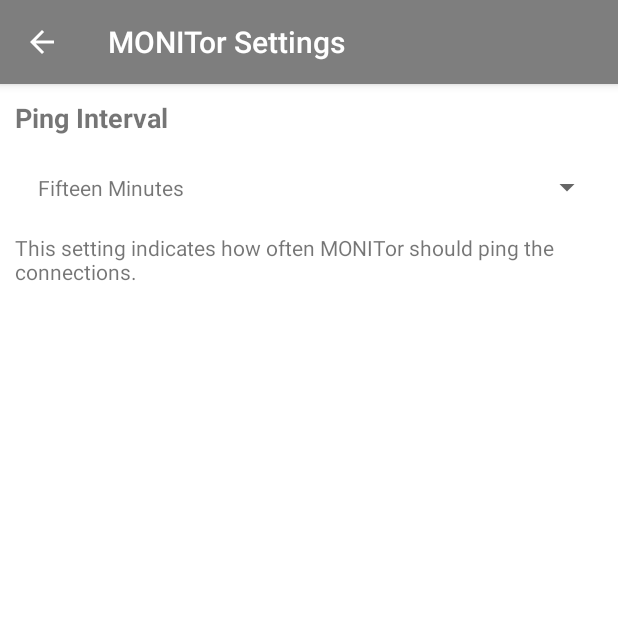
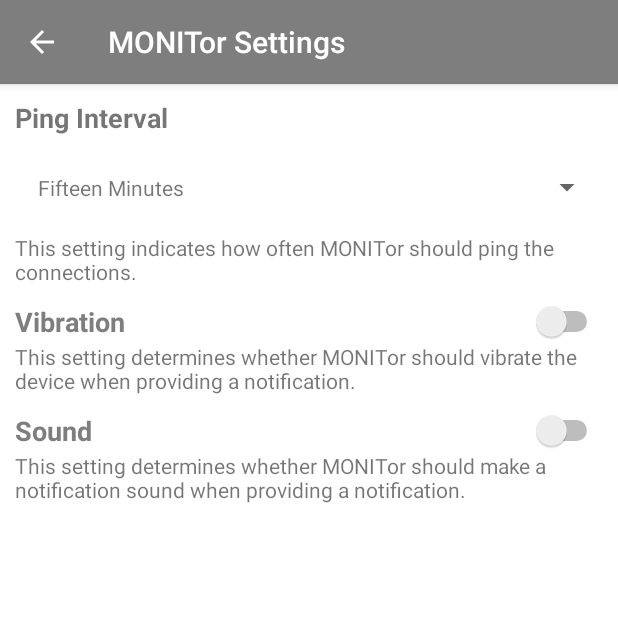
Before and after one commit to kjpc-tech/MONITor, an Android app: the MONITorSettingsActivity screen opened directly, with no data from a screen before it, on a phone screen of 412 x 824 dp, the top half of it. Run offline under Robolectric (Android 15) with nearby library versions, the phone set to English and light mode, and no system bars.

Commit message:
Added notification sound and vibration. Added settings to turn sound and vibration on and off.

```diff
--- a/app/src/main/AndroidManifest.xml
+++ b/app/src/main/AndroidManifest.xml
@@ -5,6 +5,7 @@
     <uses-permission android:name="android.permission.ACCESS_NETWORK_STATE" />
     <uses-permission android:name="android.permission.INTERNET" />
     <uses-permission android:name="android.permission.RECEIVE_BOOT_COMPLETED" />
+    <uses-permission android:name="android.permission.VIBRATE" />
 
     <application
         android:allowBackup="true"
--- a/app/src/main/java/tech/kjpc/monitorapp/MONITorSettingsActivity.java
+++ b/app/src/main/java/tech/kjpc/monitorapp/MONITorSettingsActivity.java
@@ -8,6 +8,7 @@
 import android.view.MenuItem;
 import android.widget.ArrayAdapter;
 import android.widget.Spinner;
+import android.widget.Switch;
 
 import org.json.JSONException;
 import org.json.JSONObject;
@@ -22,9 +23,13 @@
     private static final String SETTINGS_FILE = "monitor_settings";
 
     public static final String SETTING_PING_TIME = "SETTING_PING_TIME";
+    public static final String SETTING_VIBRATION = "SETTING_VIBRATION";
+    public static final String SETTING_SOUND = "SETTING_SOUND";
 
     private Spinner settings_ping;
     private ArrayAdapter<CharSequence> settings_ping_options;
+    private Switch settings_vibration;
+    private Switch settings_sound;
 
     @Override
     protected void onCreate(Bundle savedInstanceState) {
@@ -40,7 +45,8 @@
         this.settings_ping = (Spinner) findViewById(R.id.monitor_settings_ping);
         this.settings_ping_options = ArrayAdapter.createFromResource(this, R.array.monitor_settings_ping_options, R.layout.spinner_item);
         this.settings_ping.setAdapter(this.settings_ping_options);
-
+        this.settings_vibration = (Switch) findViewById(R.id.monitor_settings_vibration);
+        this.settings_sound = (Switch) findViewById(R.id.monitor_settings_sound);
 
         // load settings from file
         JSONObject settings = load_settings(getApplicationContext());
@@ -48,6 +54,16 @@
         // put settings into layout
         try {
             this.settings_ping.setSelection(this.settings_ping_options.getPosition(settings.getString(SETTING_PING_TIME)));
+        } catch (JSONException e) {
+            Log.e(MONITorMainActivity.LOG_TAG, e.getMessage());
+        }
+        try {
+            this.settings_vibration.setChecked(settings.getBoolean(SETTING_VIBRATION));
+        } catch (JSONException e) {
+            Log.e(MONITorMainActivity.LOG_TAG, e.getMessage());
+        }
+        try {
+            this.settings_sound.setChecked(settings.getBoolean(SETTING_SOUND));
         } catch (JSONException e) {
             Log.e(MONITorMainActivity.LOG_TAG, e.getMessage());
         }
@@ -116,10 +132,22 @@
 
         // get settings from layout
         String settings_ping_value = this.settings_ping.getSelectedItem().toString();
+        Boolean settings_vibration_value = this.settings_vibration.isChecked();
+        Boolean settings_sound_value = this.settings_sound.isChecked();
 
         // update setting values
         try {
             settings.put(SETTING_PING_TIME, settings_ping_value);
+        } catch (JSONException e) {
+            Log.e(MONITorMainActivity.LOG_TAG, e.getMessage());
+        }
+        try {
+            settings.put(SETTING_VIBRATION, settings_vibration_value);
+        } catch (JSONException e) {
+            Log.e(MONITorMainActivity.LOG_TAG, e.getMessage());
+        }
+        try {
+            settings.put(SETTING_SOUND, settings_sound_value);
         } catch (JSONException e) {
             Log.e(MONITorMainActivity.LOG_TAG, e.getMessage());
         }
@@ -152,4 +180,28 @@
                 return AlarmManager.INTERVAL_FIFTEEN_MINUTES;
         }
     }
+
+    protected static boolean get_use_vibration(Context context) {
+        JSONObject settings = load_settings(context);
+        if (settings.has(SETTING_VIBRATION)) {
+            try {
+                return settings.getBoolean(SETTING_VIBRATION);
+            } catch (JSONException e) {
+                Log.e(MONITorMainActivity.LOG_TAG, e.getMessage());
+            }
+        }
+        return false;  // no vibration by default
+    }
+
+    protected static boolean get_use_sound(Context context) {
+        JSONObject settings = load_settings(context);
+        if (settings.has(SETTING_SOUND)) {
+            try {
+                return settings.getBoolean(SETTING_SOUND);
+            } catch (JSONException e) {
+                Log.e(MONITorMainActivity.LOG_TAG, e.getMessage());
+            }
+        }
+        return false;  // no sound by default
+    }
 }
--- a/app/src/main/res/layout/activity_monitor_settings.xml
+++ b/app/src/main/res/layout/activity_monitor_settings.xml
@@ -16,6 +16,7 @@
         <LinearLayout
             android:layout_width="match_parent"
             android:layout_height="wrap_content"
+            android:layout_marginBottom="@dimen/main_margin"
             android:orientation="vertical">
 
             <TextView
@@ -38,5 +39,47 @@
                 android:layout_height="wrap_content"
                 android:text="@string/monitor_settings_ping_help" />
         </LinearLayout>
+
+        <LinearLayout
+            android:layout_width="match_parent"
+            android:layout_height="wrap_content"
+            android:layout_marginBottom="@dimen/main_margin"
+            android:orientation="vertical">
+
+            <Switch
+                android:id="@+id/monitor_settings_vibration"
+                android:layout_width="match_parent"
+                android:layout_height="wrap_content"
+                android:text="@string/monitor_settings_vibration_title"
+                android:textColor="@color/color_primary"
+                android:textSize="18sp"
+                android:textStyle="bold" />
+
+            <TextView
+                android:layout_width="match_parent"
+                android:layout_height="wrap_content"
+                android:text="@string/monitor_settings_vibration_help" />
+        </LinearLayout>
+
+        <LinearLayout
+            android:layout_width="match_parent"
+            android:layout_height="wrap_content"
+            android:layout_marginBottom="@dimen/main_margin"
+            android:orientation="vertical">
+
+            <Switch
+                android:id="@+id/monitor_settings_sound"
+                android:layout_width="match_parent"
+                android:layout_height="wrap_content"
+                android:text="@string/monitor_settings_sound_title"
+                android:textColor="@color/color_primary"
+                android:textSize="18sp"
+                android:textStyle="bold" />
+
+            <TextView
+                android:layout_width="match_parent"
+                android:layout_height="wrap_content"
+                android:text="@string/monitor_settings_sound_help" />
+        </LinearLayout>
     </LinearLayout>
 </android.support.constraint.ConstraintLayout>
--- a/app/src/main/res/values/strings.xml
+++ b/app/src/main/res/values/strings.xml
@@ -21,6 +21,10 @@
         <item>Half Day</item>
         <item>Day</item>
     </string-array>
+    <string name="monitor_settings_vibration_title">Vibration</string>
+    <string name="monitor_settings_vibration_help">This setting determines whether MONITor should vibrate the device when providing a notification.</string>
+    <string name="monitor_settings_sound_title">Sound</string>
+    <string name="monitor_settings_sound_help">This setting determines whether MONITor should make a notification sound when providing a notification.</string>
 
     <string name="activity_monitor_about_title">MONITor About</string>
     <string name="monitor_about_title">About MONITor</string>
```
Also changed, not shown: app/src/main/java/tech/kjpc/monitorapp/MONITorCheckerService.java (+9 -0 lines).
